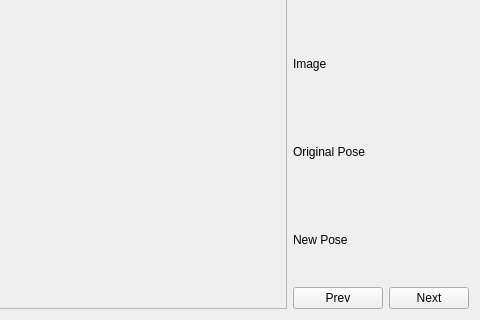
Old version of the form src/ui2/pp.ui in the repository Foued70/torchlab; both pictures show x 148 to 628 and y 133 to 453 of the 628 by 453 pixel window.
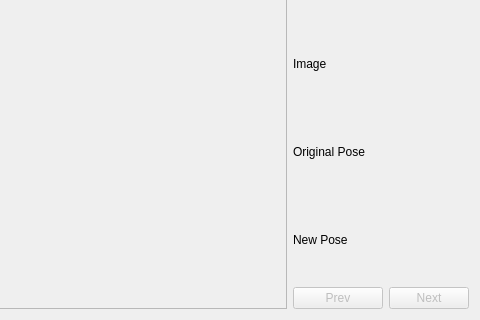
New version of the form.

Commit message: pp gui, missing glwidget sandwich

Patch:
```diff
--- a/src/ui2/pp.ui
+++ b/src/ui2/pp.ui
@@ -141,6 +141,9 @@
      </item>
      <item row="6" column="0">
       <widget class="QPushButton" name="btnPrev">
+       <property name="enabled">
+        <bool>false</bool>
+       </property>
        <property name="text">
         <string>Prev</string>
        </property>
@@ -148,6 +151,9 @@
      </item>
      <item row="6" column="1">
       <widget class="QPushButton" name="btnNext">
+       <property name="enabled">
+        <bool>false</bool>
+       </property>
        <property name="text">
         <string>Next</string>
        </property>
```
Left out of the diff: 12 changed lines with no effect on the pictures. The commit also changes 3 other files.
